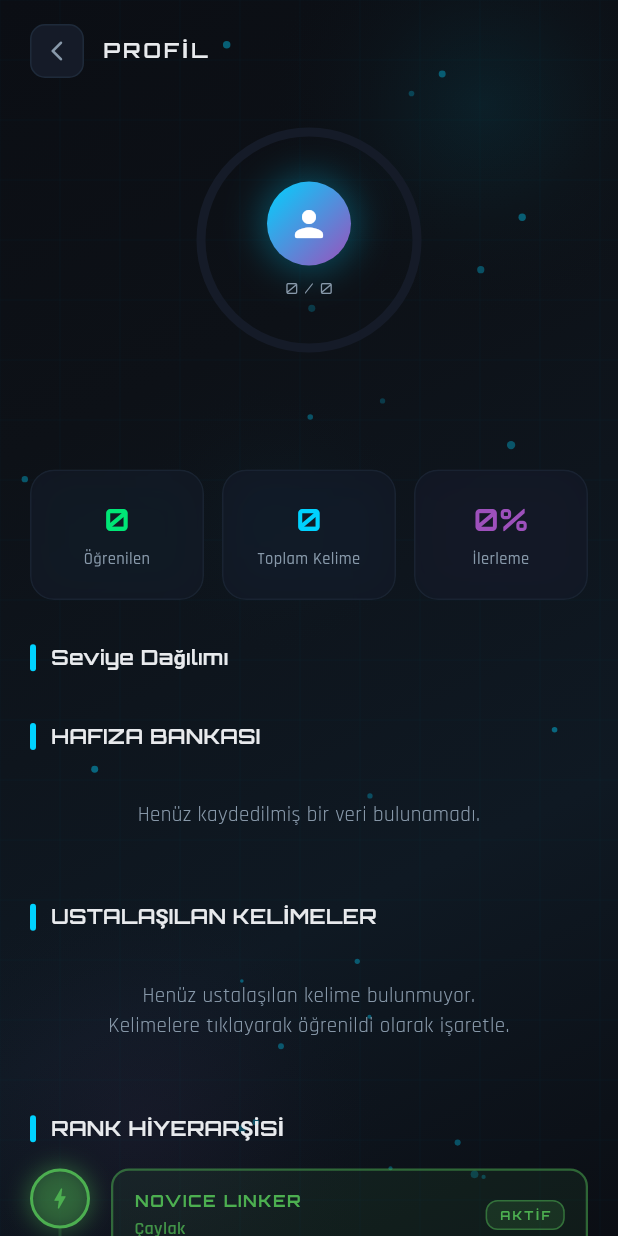
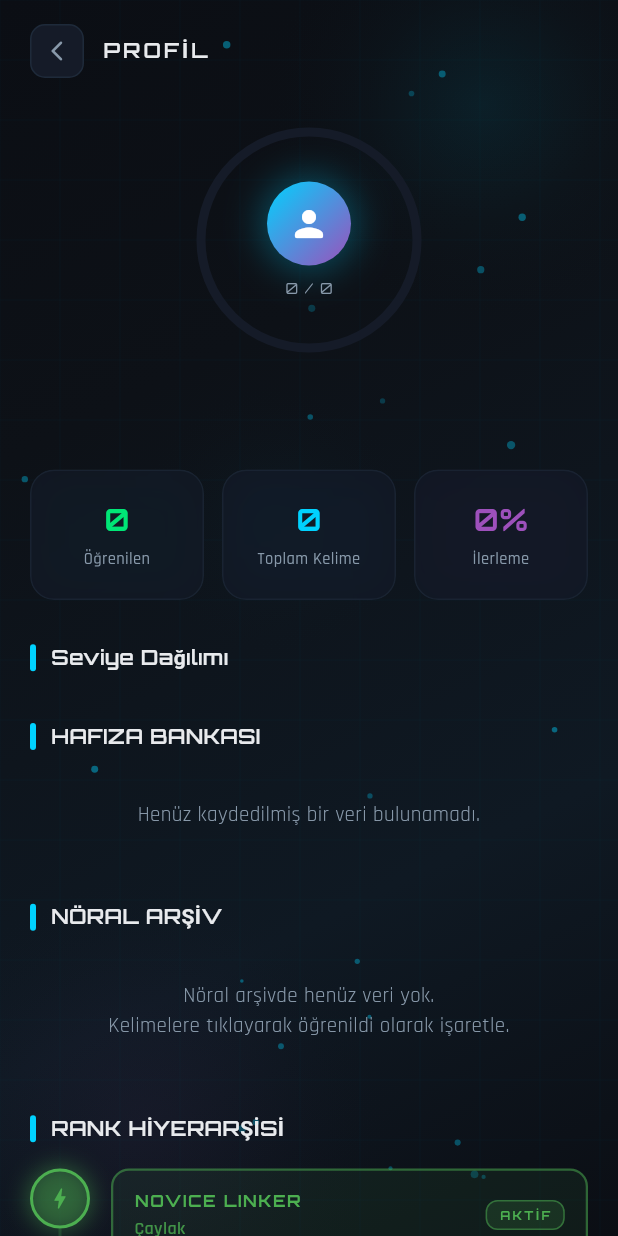
Before and after one commit to Selam47/neuro_word, a Flutter app: the DashboardScreen screen opened by its route, after a tap on the "person" icon, on a phone screen of 412 x 824 dp. Run offline on Flutter 3.47's test engine with Material 3 defaults, Android fonts, the phone set to English and light mode, and no system bars; our stand-ins replace flutter_riverpod, go_router, google_fonts, lottie, shared_preferences, shimmer and 1 more; accounts and stored records are empty.

```diff
--- a/lib/core/constants/app_strings.dart
+++ b/lib/core/constants/app_strings.dart
@@ -32,9 +32,9 @@ class AppStrings {
   static const savedCollection = 'HAFIZA BANKASI';
   static const savedCollectionEmpty =
       'Henüz kaydedilmiş bir veri bulunamadı.';
-  static const masteredCollection = 'USTALAŞILAN KELİMELER';
+  static const masteredCollection = 'NÖRAL ARŞİV';
   static const masteredCollectionEmpty =
-      'Henüz ustalaşılan kelime bulunmuyor.\nKelimelere tıklayarak öğrenildi olarak işaretle.';
+      'Nöral arşivde henüz veri yok.\nKelimelere tıklayarak öğrenildi olarak işaretle.';
   static const mastered = 'USTALAŞILDI';
   static const rankHierarchy = 'RANK HİYERARŞİSİ';
 
@@ -56,10 +56,12 @@ class AppStrings {
   static const totalWordsInSession = 'Toplam Kelime';
   static const accuracyLabel = 'Başarı Oranı';
   static const greatJob = 'Harika iş!';
-  static String keepPracticing(double percent) => '%${percent.toStringAsFixed(1)} tamamlandı';
+  static String keepPracticing(double percent) =>
+      '%${percent.toStringAsFixed(1)} tamamlandı';
   static const backToDashboard = 'Ana Sayfaya Dön';
   static const wordJourneyTitle = '2000 Kelimelik Yolculuk';
-  static String progressSubtitle(int learned, int total) => '$total kelimeden $learned tanesi öğrenildi';
+  static String progressSubtitle(int learned, int total) =>
+      '$total kelimeden $learned tanesi öğrenildi';
   static const missed = 'Bilinmeyen';
 
   static const contactTitle = 'İLETİŞİM';
@@ -80,7 +82,8 @@ class AppStrings {
 
   static const systemInitializing = 'SİSTEM BAŞLATILIYOR...';
   static const levelWarning =
-      'Dikkat: Seviye seçiminize göre kişiselleştirilmiş kelime veri kümesi yükleniyor...';
+      'Dikkat: Seviye seçiminize göre kişiselleştirilmiş '
+      'kelime veri kümesi yükleniyor...';
   static const onboardingSubtitle = 'İngilizce öğrenmenin geleceği';
   static const usernamePrompt = 'KULLANICI ADIN NE?';
   static const usernamePlaceholder = 'Örn: Alex, Kaşif, Mira...';
@@ -91,4 +94,31 @@ class AppStrings {
   static const loginButton = 'GİRİŞ YAP';
   static const searchHint = 'Ara (Kelime veya Anlam)...';
   static const welcomeMessage = 'HOŞ GELDİNİZ';
+
+  static const menuAbout = 'Uygulama Hakkında';
+  static const menuContact = 'İletişim';
+  static const menuExplore = 'Keşfet';
+  static const retryButton = 'YENİDEN DENE';
+  static const dataFlowError = 'Veri Akış Hatası';
+  static const noDataFound = 'Sistemde böyle bir veri bulunamadı';
+  static const allFilter = 'Tümü';
+  static const savedFilter = 'Kaydedilenler';
+  static const selectLevelSheet = 'SEVİYE SEÇ';
+  static const selectLevelPrompt = 'Hangi seviyede pratik yapmak istiyorsun?';
+  static const allLevels = 'Tüm Seviyeler';
+  static const locked = 'KİLİTLİ';
+  static const active = 'AKTİF';
+  static const unlocked = 'KİLİT AÇIK';
+  static String wordCount(int count) => '$count kelime';
+  static const noWordsLoaded = 'Kelime yüklenmedi';
+  static String unlockPrompt(String pct) =>
+      'Kilidi aç: B2\'yi %$pct → %60 tamamla';
+  static String masteryRequired(int pct) => '%$pct ustalık gerekli';
+
+  static const statsTotal = 'Toplam';
+  static const statsLearned = 'Öğrenilen';
+  static const statsFavorite = 'Favori';
+
+  static const developer = 'GELİŞTİRİCİ';
+  static const supporter = 'DESTEK VEREN';
 }
--- a/lib/features/dashboard/presentation/screens/dashboard_screen.dart
+++ b/lib/features/dashboard/presentation/screens/dashboard_screen.dart
@@ -250,7 +250,7 @@ class _AdvancedFilterBar extends ConsumerWidget {
         physics: const BouncingScrollPhysics(),
         children: [
           _buildChip(
-            label: 'Tümü',
+            label: AppStrings.allFilter,
             isSelected: activeLevel == null && !onlySaved,
             color: AppColors.electricBlue,
             onTap: () {
@@ -261,7 +261,7 @@ class _AdvancedFilterBar extends ConsumerWidget {
           const SizedBox(width: 8),
 
           _buildChip(
-            label: 'Kaydedilenler',
+            label: AppStrings.savedFilter,
             isSelected: onlySaved,
             color: AppColors.neonPink,
             onTap: () => notifier.toggleSaved(!onlySaved),
@@ -382,7 +382,7 @@ class _LiveWordListState extends ConsumerState<_LiveWordList> {
               ),
               const SizedBox(height: 16),
               Text(
-                'Sistemde böyle bir veri bulunamadı',
+                AppStrings.noDataFound,
                 style: GoogleFonts.rajdhani(
                   color: AppColors.textMuted,
                   fontSize: 16,
@@ -586,11 +586,19 @@ class _TopBar extends StatelessWidget {
                 return [
                   _buildPopupMenuItem(
                     'supporters',
-                    'Destek Verenler',
-                    Icons.favorite,
+                    AppStrings.menuAbout,
+                    Icons.info_outline_rounded,
                   ),
-                  _buildPopupMenuItem('contact', 'İletişim', Icons.mail),
-                  _buildPopupMenuItem('explore', 'Keşfet', Icons.explore),
+                  _buildPopupMenuItem(
+                    'contact',
+                    AppStrings.menuContact,
+                    Icons.mail,
+                  ),
+                  _buildPopupMenuItem(
+                    'explore',
+                    AppStrings.menuExplore,
+                    Icons.explore,
+                  ),
                 ];
               },
             ),
@@ -654,7 +662,7 @@ class _QuickStatsRow extends ConsumerWidget {
       children: [
         Expanded(
           child: _StatCard(
-            label: 'Toplam',
+            label: AppStrings.statsTotal,
             value: _fmt(totalCount),
             icon: Icons.data_usage_rounded,
             color: AppColors.textPrimary,
@@ -663,7 +671,7 @@ class _QuickStatsRow extends ConsumerWidget {
         const SizedBox(width: 12),
         Expanded(
           child: _StatCard(
-            label: 'Öğrenilen',
+            label: AppStrings.statsLearned,
             value: _fmt(learnedCount),
             icon: Icons.check_circle_outline_rounded,
             color: AppColors.neonGreen,
@@ -672,7 +680,7 @@ class _QuickStatsRow extends ConsumerWidget {
         const SizedBox(width: 12),
         Expanded(
           child: _StatCard(
-            label: 'Favori',
+            label: AppStrings.statsFavorite,
             value: _fmt(favoriteCount),
             icon: Icons.bookmark_border_rounded,
             color: AppColors.neonPink,
@@ -900,7 +908,7 @@ class _LevelSelectorSheet extends ConsumerWidget {
               ),
               const SizedBox(width: 10),
               Text(
-                'SEVİYE SEÇ',
+                AppStrings.selectLevelSheet,
                 style: GoogleFonts.orbitron(
                   color: AppColors.textPrimary,
                   fontSize: 15,
@@ -914,7 +922,7 @@ class _LevelSelectorSheet extends ConsumerWidget {
           Padding(
             padding: const EdgeInsets.only(left: 13),
             child: Text(
-              'Hangi seviyede pratik yapmak istiyorsun?',
+              AppStrings.selectLevelPrompt,
               style: GoogleFonts.rajdhani(
                 color: AppColors.textSecondary,
                 fontSize: 13,
@@ -924,8 +932,8 @@ class _LevelSelectorSheet extends ConsumerWidget {
           const SizedBox(height: 20),
 
           _LevelTile(
-            label: 'Tüm Seviyeler',
-            sublabel: '${wordState.dbTotalWordCount > 0 ? wordState.dbTotalWordCount : wordState.allWords.length} kelime',
+            label: AppStrings.allLevels,
+            sublabel: AppStrings.wordCount(wordState.dbTotalWordCount > 0 ? wordState.dbTotalWordCount : wordState.allWords.length),
             color: AppColors.electricBlue,
             isLocked: false,
             onTap: () {
@@ -946,10 +954,10 @@ class _LevelSelectorSheet extends ConsumerWidget {
               child: _LevelTile(
                 label: level,
                 sublabel: locked
-                    ? 'Kilidi aç: B2\'yi %$b2Pct → %60 tamamla'
+                    ? AppStrings.unlockPrompt(b2Pct)
                     : count > 0
-                    ? '$count kelime'
-                    : 'Kelime yüklenmedi',
+                    ? AppStrings.wordCount(count)
+                    : AppStrings.noWordsLoaded,
                 color: AppColors.forLevel(level),
                 isLocked: locked,
                 isDisabled: count == 0 && !locked,
@@ -1085,7 +1093,7 @@ class _LevelTile extends StatelessWidget {
                   ),
                 ),
                 child: Text(
-                  'KİLİTLİ',
+                  AppStrings.locked,
                   style: GoogleFonts.orbitron(
                     color: AppColors.accentOrange,
                     fontSize: 9,
@@ -1149,7 +1157,7 @@ class _ErrorCard extends ConsumerWidget {
           ),
           const SizedBox(height: 16),
           Text(
-            'Veri Akış Hatası',
+            AppStrings.dataFlowError,
             style: GoogleFonts.orbitron(
               color: AppColors.warningRed,
               fontSize: 18,
@@ -1167,7 +1175,7 @@ class _ErrorCard extends ConsumerWidget {
             onPressed: () => ref.read(wordProvider.notifier).reload(),
             icon: const Icon(Icons.refresh, color: AppColors.textPrimary),
             label: Text(
-              'YENİDEN DENE',
+              AppStrings.retryButton,
               style: GoogleFonts.orbitron(color: AppColors.textPrimary),
             ),
             style: TextButton.styleFrom(
--- a/lib/features/learning/providers/rank_provider.dart
+++ b/lib/features/learning/providers/rank_provider.dart
@@ -1,3 +1,4 @@
+import 'dart:async';
 import 'package:flutter_riverpod/flutter_riverpod.dart';
 import 'package:neuro_word/core/services/user_profile_service.dart';
 import 'package:neuro_word/features/learning/models/rank_model.dart';
@@ -18,7 +19,8 @@ class RankNotifier extends Notifier<RankState> {
   @override
   RankState build() {
     final ws = ref.watch(wordProvider);
-    final learnedIds = ref.watch(userProgressProvider.select((s) => s.learnedIds));
+    final learnedIds =
+        ref.watch(userProgressProvider.select((s) => s.learnedIds));
 
     final profLevel = _profile.proficiencyLevel;
     final startRankId = _startingRankByLevel[profLevel] ?? 1;
@@ -68,8 +70,7 @@ class RankNotifier extends Notifier<RankState> {
       }
     }
 
-    _profile.saveLevelScore(score);
-    _profile.saveRankId(achievedRank);
+    unawaited(_persistRankData(score, achievedRank));
 
     return RankState(
       levelScore: score,
@@ -78,6 +79,11 @@ class RankNotifier extends Notifier<RankState> {
       levelMastery: mastery,
     );
   }
+
+  Future<void> _persistRankData(int score, int rankId) async {
+    await _profile.saveLevelScore(score);
+    await _profile.saveRankId(rankId);
+  }
 }
 
 final rankProvider = NotifierProvider<RankNotifier, RankState>(
--- a/pubspec.yaml
+++ b/pubspec.yaml
@@ -20,7 +20,7 @@ dependencies:
   animations: ^2.0.8
   lottie: ^3.3.2
   shared_preferences: ^2.5.4
-
+  flutter_dotenv: ^5.1.0
 
 dev_dependencies:
   flutter_test:
@@ -36,6 +36,7 @@ flutter:
     - assets/icon/
     - assets/animations/
     - assets/data/
+    - .env
 
 
 flutter_launcher_icons:
```
Also changed, not shown: lib/features/supporters/presentation/supporters_screen.dart (+3 -105 lines), .claude/settings.local.json (deleted), pubspec.lock, 5 other files.
